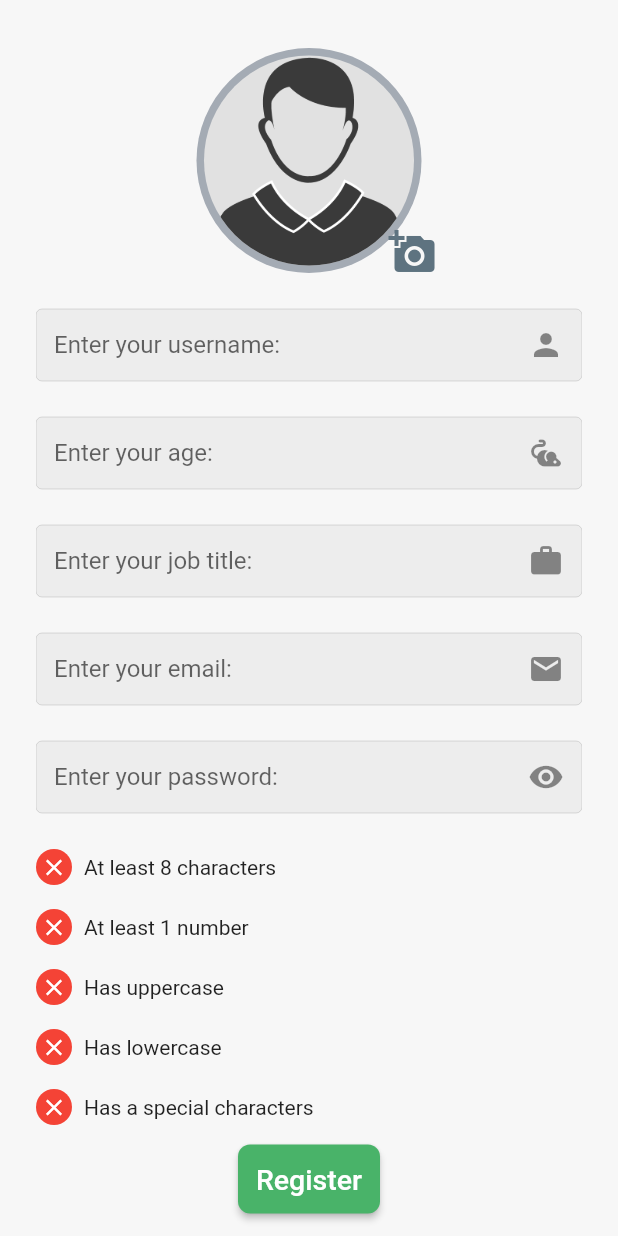
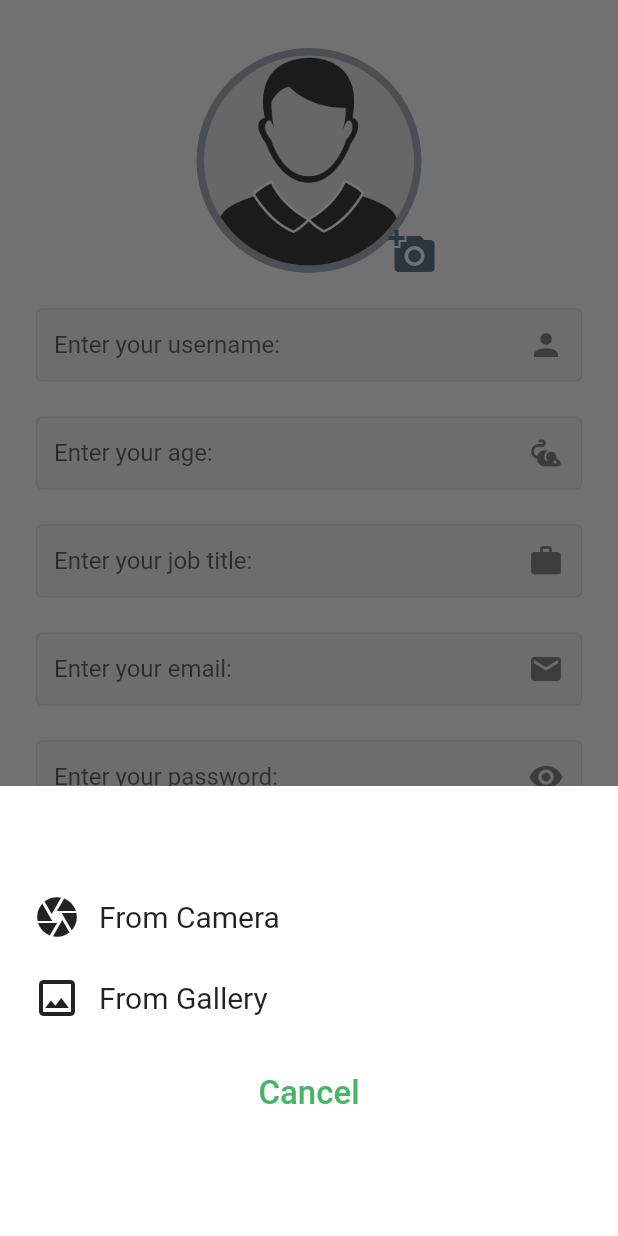
Before and after one commit to MohammedGhazaly/e-commerce_flower, a Flutter app: the RegisterPage screen opened by its route, after a tap on the "add a photo" icon, on a phone screen of 412 x 824 dp. Run offline on Flutter 3.47's test engine with Material 2 defaults, Android fonts, the phone set to English and light mode, and no system bars; our stand-ins replace cloud_firestore, firebase_auth, firebase_core, flutter_phoenix, flutter_svg, google_sign_in and 2 more; accounts and stored records are empty.

Commit message:
added bottom sheet to choose  gallery or camera

```diff
--- a/lib/pages/register_page.dart
+++ b/lib/pages/register_page.dart
@@ -113,8 +113,8 @@ class _RegisterPageState extends State<RegisterPage> {
     }
   }
 
-  uploadImage() async {
-    final pickedImg = await ImagePicker().pickImage(source: ImageSource.camera);
+  uploadImage({required ImageSource}) async {
+    final pickedImg = await ImagePicker().pickImage(source: ImageSource);
     try {
       if (pickedImg != null) {
         setState(() {
@@ -184,8 +184,8 @@ class _RegisterPageState extends State<RegisterPage> {
                             bottom: -15,
                             right: -23,
                             child: IconButton(
-                                onPressed: () async {
-                                  await uploadImage();
+                                onPressed: () {
+                                  showModalMethod(context);
                                 },
                                 icon: Icon(
                                   Icons.add_a_photo,
@@ -408,4 +408,78 @@ class _RegisterPageState extends State<RegisterPage> {
       ),
     );
   }
+
+  Future<dynamic> showModalMethod(BuildContext context) {
+    return showModalBottomSheet(
+        context: context,
+        builder: (BuildContext context) {
+          return Container(
+            padding: EdgeInsets.all(22),
+            color: Colors.white,
+            height: 300,
+            child: Column(
+              mainAxisAlignment: MainAxisAlignment.center,
+              children: [
+                InkWell(
+                  onTap: () async {
+                    await uploadImage(ImageSource: ImageSource.camera);
+                    Navigator.pop(context);
+                  },
+                  child: Row(
+                    children: [
+                      Icon(
+                        Icons.camera,
+                        size: 32,
+                      ),
+                      SizedBox(
+                        width: 12,
+                      ),
+                      Text(
+                        "From Camera",
+                        style: TextStyle(fontSize: 20),
+                      )
+                    ],
+                  ),
+                ),
+                SizedBox(
+                  height: 22,
+                ),
+                InkWell(
+                  onTap: () async {
+                    await uploadImage(ImageSource: ImageSource.gallery);
+                    Navigator.pop(context);
+                  },
+                  child: Row(
+                    children: [
+                      Icon(
+                        Icons.photo_outlined,
+                        size: 32,
+                      ),
+                      SizedBox(
+                        width: 12,
+                      ),
+                      Text(
+                        "From Gallery",
+                        style: TextStyle(fontSize: 20),
+                      )
+                    ],
+                  ),
+                ),
+                SizedBox(
+                  height: 24,
+                ),
+                TextButton(
+                    onPressed: () {
+                      Navigator.pop(context);
+                    },
+                    child: Text(
+                      "Cancel",
+                      style: TextStyle(fontSize: 22, color: greenColor),
+                    ))
+              ],
+            ),
+          );
+        },
+        isScrollControlled: true);
+  }
 }
```
